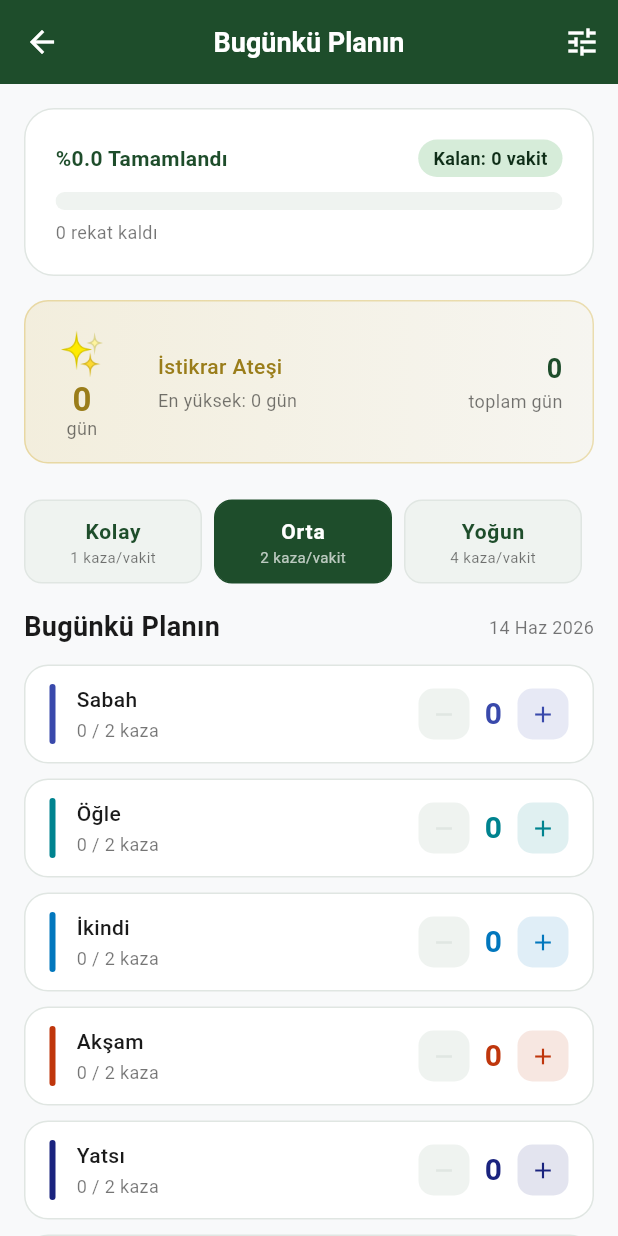
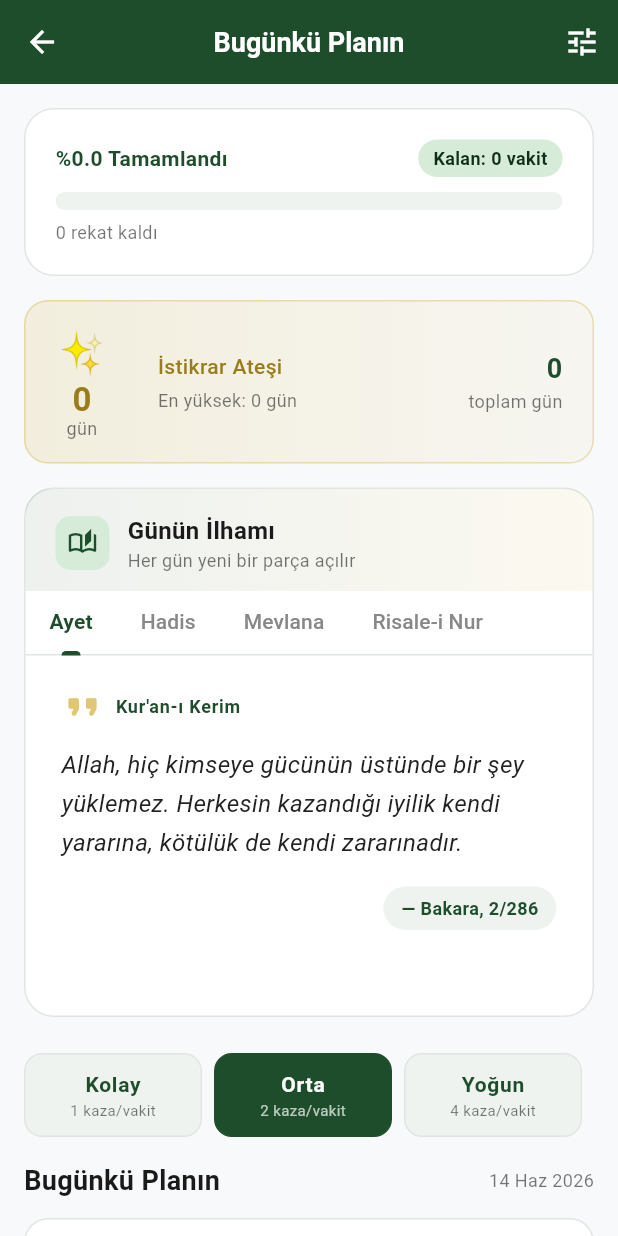
Before and after one commit to furkanaltugipek/Kaza-Takip, a Flutter app: the _LoadedDashboard screen opened directly with empty values, on a phone screen of 412 x 824 dp. Run offline on Flutter 3.47's test engine with Material 3 defaults, Android fonts, the phone set to English and light mode, and no system bars; our stand-ins replace adhan, cloud_firestore, equatable, firebase_core, flutter_bloc, flutter_local_notifications and 7 more; accounts and stored records are empty; Roboto replaces fonts that are missing (Poppins).

Commit message:
feat(dashboard): Günün İlhamı kartı — Ayet/Hadis/Mevlana/Risale
- spiritual_content.dart: 4 kategoride toplam 60 parça yerel veri
- daily_seed.dart: gün-of-year tabanlı deterministik seçici, her kategoride
  farklı offset → kullanıcı 4 ayrı tema okumuş hisseder
- daily_inspiration_card.dart: TabBar + TabBarView, kaydırılabilir tab'lar,
  italik literary quote layout, kaynak rozeti
- Dashboard'da StreakCard altına yerleştirildi

```diff
--- /dev/null
+++ b/lib/core/data/spiritual_content.dart
@@ -0,0 +1,356 @@
+/// %100 yerel, ücretsiz, ağ gerektirmeyen günlük manevi içerik veritabanı.
+///
+/// 4 kategori: Ayet, Hadis, Mevlana, Risale-i Nur.
+/// Günün indeksi = `DateTime.now()` üzerinden hesaplanır → her takvim günü
+/// her kategoriden ayrı bir parça otomatik açılır.
+library;
+
+/// Tek bir manevi içerik parçası.
+class SpiritualPiece {
+  /// Ana metin (Türkçe meal/açıklama).
+  final String text;
+
+  /// Kaynak / referans (örn. "Bakara, 286" veya "Sahih Buhari, 1").
+  final String source;
+
+  const SpiritualPiece({required this.text, required this.source});
+}
+
+/// İçerik kategorileri.
+enum SpiritualCategory {
+  ayet('Ayet', 'Kur\'an-ı Kerim'),
+  hadis('Hadis', 'Hadis-i Şerifler'),
+  mevlana('Mevlana', 'Mesnevi & Divan-ı Kebir'),
+  risale('Risale-i Nur', 'Bediüzzaman Said Nursi');
+
+  final String title;
+  final String subtitle;
+  const SpiritualCategory(this.title, this.subtitle);
+}
+
+/// Tüm içerik. Her kategori bağımsız — biri kısalırsa diğerleri etkilenmez.
+class SpiritualContent {
+  SpiritualContent._();
+
+  static const List<SpiritualPiece> ayetler = [
+    SpiritualPiece(
+      text:
+          'Allah, hiç kimseye gücünün üstünde bir şey yüklemez. Herkesin kazandığı iyilik kendi yararına, kötülük de kendi zararınadır.',
+      source: 'Bakara, 2/286',
+    ),
+    SpiritualPiece(
+      text:
+          'Şüphesiz namaz, hayasızlıktan ve kötülükten alıkoyar. Allah\'ı anmak, elbette en büyük (ibadet)tir.',
+      source: 'Ankebut, 29/45',
+    ),
+    SpiritualPiece(
+      text:
+          'Ey iman edenler! Sabır ve namazla Allah\'tan yardım isteyin. Şüphe yok ki, Allah sabredenlerle beraberdir.',
+      source: 'Bakara, 2/153',
+    ),
+    SpiritualPiece(
+      text:
+          'O\'nun rahmetinden ümit kesmeyin. Şüphesiz Allah, bütün günahları bağışlar. Çünkü O, çok bağışlayandır, çok merhamet edendir.',
+      source: 'Zümer, 39/53',
+    ),
+    SpiritualPiece(
+      text:
+          'Beni anın, ben de sizi anayım. Bana şükredin, sakın nankörlük etmeyin.',
+      source: 'Bakara, 2/152',
+    ),
+    SpiritualPiece(
+      text:
+          'Kim Allah\'a karşı gelmekten sakınırsa, Allah ona bir çıkış yolu açar. Onu beklemediği yerden rızıklandırır.',
+      source: 'Talak, 65/2-3',
+    ),
+    SpiritualPiece(
+      text:
+          'Şüphesiz güçlükle beraber bir kolaylık vardır. Gerçekten, güçlükle beraber bir kolaylık vardır.',
+      source: 'İnşirah, 94/5-6',
+    ),
+    SpiritualPiece(
+      text:
+          'Andolsun, biz insanı en güzel biçimde yarattık.',
+      source: 'Tin, 95/4',
+    ),
+    SpiritualPiece(
+      text:
+          'Onlar, inananlar ve kalpleri Allah\'ı anmakla huzura kavuşanlardır. Biliniz ki, kalpler ancak Allah\'ı anmakla huzur bulur.',
+      source: 'Rad, 13/28',
+    ),
+    SpiritualPiece(
+      text:
+          'Kim bir iyilik yaparsa, ona on katı vardır. Kim de bir kötülük yaparsa, o da sadece bir misli ile cezalandırılır.',
+      source: 'En\'am, 6/160',
+    ),
+    SpiritualPiece(
+      text:
+          'Rabbiniz şöyle dedi: Bana dua edin, duanıza karşılık vereyim.',
+      source: 'Mü\'min, 40/60',
+    ),
+    SpiritualPiece(
+      text:
+          'Allah\'a tevekkül et. Vekil olarak Allah yeter.',
+      source: 'Ahzab, 33/3',
+    ),
+    SpiritualPiece(
+      text:
+          'Sevdiğiniz şeylerden Allah yolunda harcamadıkça iyiliğe asla erişemezsiniz.',
+      source: 'Al-i İmran, 3/92',
+    ),
+    SpiritualPiece(
+      text:
+          'Allah, kullarına çok lütufkârdır. Dilediğini rızıklandırır. O, güçlüdür, mutlak galiptir.',
+      source: 'Şura, 42/19',
+    ),
+    SpiritualPiece(
+      text:
+          'Şüphesiz Allah, adaleti, iyilik yapmayı, yakınlara yardım etmeyi emreder; hayasızlığı, fenalığı ve azgınlığı yasaklar.',
+      source: 'Nahl, 16/90',
+    ),
+  ];
+
+  static const List<SpiritualPiece> hadisler = [
+    SpiritualPiece(
+      text:
+          'Ameller niyetlere göredir. Herkes için ancak niyet ettiği şey vardır.',
+      source: 'Buhari, Bedü\'l-vahy 1',
+    ),
+    SpiritualPiece(
+      text:
+          'Sizden biriniz, kendisi için istediğini kardeşi için de istemedikçe (gerçek anlamda) iman etmiş olmaz.',
+      source: 'Buhari, İman 7',
+    ),
+    SpiritualPiece(
+      text:
+          'Müslüman, dilinden ve elinden diğer Müslümanların güvende olduğu kimsedir.',
+      source: 'Buhari, İman 4',
+    ),
+    SpiritualPiece(
+      text:
+          'Kolaylaştırın, zorlaştırmayın; müjdeleyin, nefret ettirmeyin.',
+      source: 'Buhari, İlim 11',
+    ),
+    SpiritualPiece(
+      text:
+          'Allah\'ım! Faydasız ilimden, korkmayan kalpten, doymayan nefisten ve kabul olunmayan duadan sana sığınırım.',
+      source: 'Müslim, Zikir 73',
+    ),
+    SpiritualPiece(
+      text:
+          'Güzel ahlak, iyiliktir. Günah ise içinde sıkıntı duyduğun ve insanların muttali olmasından hoşlanmadığın şeydir.',
+      source: 'Müslim, Birr 14',
+    ),
+    SpiritualPiece(
+      text:
+          'İnsanlara merhamet etmeyene Allah da merhamet etmez.',
+      source: 'Buhari, Edeb 18',
+    ),
+    SpiritualPiece(
+      text:
+          'Büyük günahların en büyüğü: Allah\'a şirk koşmak, ana-babaya isyan, haksız yere adam öldürmek ve yalan şahitlikte bulunmaktır.',
+      source: 'Buhari, Edeb 6',
+    ),
+    SpiritualPiece(
+      text:
+          'Beş şey gelmeden önce beş şeyin kıymetini bil: İhtiyarlıktan önce gençliğin, hastalıktan önce sağlığın, fakirlikten önce zenginliğin, meşguliyetten önce boş vaktinin, ölümden önce hayatın.',
+      source: 'Hakim, Müstedrek',
+    ),
+    SpiritualPiece(
+      text:
+          'Tebessüm etmen kardeşin için sadakadır.',
+      source: 'Tirmizi, Birr 36',
+    ),
+    SpiritualPiece(
+      text:
+          'Komşusu açken tok yatan bizden değildir.',
+      source: 'Hakim, Müstedrek',
+    ),
+    SpiritualPiece(
+      text:
+          'Hayrı söyleyen, hayrı yapan gibidir.',
+      source: 'Tirmizi, İlim 14',
+    ),
+    SpiritualPiece(
+      text:
+          'En hayırlınız, hanımına en iyi davranandır.',
+      source: 'Tirmizi, Menakıb 63',
+    ),
+    SpiritualPiece(
+      text:
+          'Allah temizdir, temizliği sever; naziftir, nezafeti sever; kerimdir, kerameti sever; cömerttir, cömertliği sever.',
+      source: 'Tirmizi, Edeb 41',
+    ),
+    SpiritualPiece(
+      text:
+          'Yumuşaklık nerede bulunursa orayı süsler, nereden çıkarılırsa orayı çirkinleştirir.',
+      source: 'Müslim, Birr 78',
+    ),
+  ];
+
+  static const List<SpiritualPiece> mevlana = [
+    SpiritualPiece(
+      text:
+          'Ne olursan ol gel. İster kâfir, ister Mecusi, ister puta tapan ol; yine gel. Bizim dergâhımız ümitsizlik dergâhı değildir.',
+      source: 'Divan-ı Kebir',
+    ),
+    SpiritualPiece(
+      text:
+          'Aynı dili konuşanlar değil, aynı duyguları paylaşanlar anlaşabilir.',
+      source: 'Mesnevi I',
+    ),
+    SpiritualPiece(
+      text:
+          'Sevgide güneş gibi ol, dostluk ve kardeşlikte akarsu gibi ol. Hataları örtmede gece gibi ol. Tevazuda toprak gibi ol. Öfkede ölü gibi ol. Her ne olursan ol, ya olduğun gibi görün, ya göründüğün gibi ol.',
+      source: 'Divan-ı Kebir',
+    ),
+    SpiritualPiece(
+      text:
+          'Dün dünde kaldı cancağızım, bugün yeni şeyler söylemek lazım.',
+      source: 'Divan-ı Kebir',
+    ),
+    SpiritualPiece(
+      text:
+          'Susmak, en güzel cevaptır. Çünkü cevap verdikçe, anlaşılır olmayanı anlatmaya çalışmış olursun.',
+      source: 'Mesnevi V',
+    ),
+    SpiritualPiece(
+      text:
+          'Tohum gibiydim, filizlendim. Çiçek oldum, soldum. Toprağa düştüm, yine tohum oldum. Allah\'a giden yol, yok olmaktan geçer.',
+      source: 'Mesnevi III',
+    ),
+    SpiritualPiece(
+      text:
+          'Hamdım, piştim, yandım.',
+      source: 'Divan-ı Kebir',
+    ),
+    SpiritualPiece(
+      text:
+          'Karanlığa küfretmektense bir mum yakmak daha iyidir.',
+      source: 'Mesnevi VI',
+    ),
+    SpiritualPiece(
+      text:
+          'Pergel gibiyim, bir ayağımla şeriat üzerinde sağlamca dururken, diğer ayağımla yetmiş iki milleti dolaşırım.',
+      source: 'Divan-ı Kebir',
+    ),
+    SpiritualPiece(
+      text:
+          'Sen gönlü bir kez kırarsan, artık secde edilmiş olsa da makbul değildir o gönül.',
+      source: 'Mesnevi II',
+    ),
+    SpiritualPiece(
+      text:
+          'Sabır, kurtuluşun anahtarıdır.',
+      source: 'Mesnevi I',
+    ),
+    SpiritualPiece(
+      text:
+          'Aşk, iki kişiliktir. Yalnız başına yapılan iş zikirdir; aşk, ikiliği gerektirir.',
+      source: 'Divan-ı Kebir',
+    ),
+    SpiritualPiece(
+      text:
+          'İnsan gözdür, gerisi deridir. Göz de ancak dostu görene denir.',
+      source: 'Mesnevi I',
+    ),
+    SpiritualPiece(
+      text:
+          'Bir mum diğer bir mumu tutuşturmakla ışığından bir şey kaybetmez.',
+      source: 'Mesnevi I',
+    ),
+    SpiritualPiece(
+      text:
+          'Aklın varsa, bir başka akılla dost ol da işlerini danışarak yap.',
+      source: 'Mesnevi IV',
+    ),
+  ];
+
+  static const List<SpiritualPiece> risale = [
+    SpiritualPiece(
+      text:
+          'Hayatın lezzetini ve zevkini isterseniz, hayatınızı iman ile hayatlandırınız ve feraizle ziynetlendiriniz ve günahlardan çekinmekle muhafaza ediniz.',
+      source: 'Sözler, 23. Söz',
+    ),
+    SpiritualPiece(
+      text:
+          'Ey nefis! Az bir ömürde hadsiz bir amel-i uhrevi istersen ve her bir dakika-i ömrünü bir ömür kadar faideli görmek istersen; ihlâsı kazan.',
+      source: 'Lem\'alar, 21. Lem\'a',
+    ),
+    SpiritualPiece(
+      text:
+          'Cenab-ı Hak, her şeyi bir mizan-ı mahsus ile yarattığı gibi; her şeyin de bir nihayeti, bir gayesi vardır.',
+      source: 'Mektubat, 20. Mektup',
+    ),
+    SpiritualPiece(
+      text:
+          'Musibetlerin tenevvüü, musibet değil; belki menfaattir, lezzettir.',
+      source: 'Lem\'alar, 2. Lem\'a',
+    ),
+    SpiritualPiece(
+      text:
+          'İman hem nurdur, hem kuvvettir. Evet, hakiki imanı elde eden adam, kâinata meydan okuyabilir.',
+      source: 'Sözler, 23. Söz',
+    ),
+    SpiritualPiece(
+      text:
+          'Bir adamın kıymeti himmeti nispetindedir. Kimin himmeti milleti ise, o kimse tek başıyla küçük bir millettir.',
+      source: 'Hutbe-i Şamiye',
+    ),
+    SpiritualPiece(
+      text:
+          'Dünya hayatını ahiret hayatına ve kemâlât-ı uhreviyesine tercih edenler, ehl-i dalalettir.',
+      source: 'Mektubat, 6. Mektup',
+    ),
+    SpiritualPiece(
+      text:
+          'Ümidvar olunuz; şu istikbal inkılâbı içinde en yüksek gür sada, İslâm\'ın sadası olacaktır!',
+      source: 'Tarihçe-i Hayat',
+    ),
+    SpiritualPiece(
+      text:
+          'Şu dünya hayatı bir misafirhanedir. Misafirhanenin sahibi, çok kerimdir.',
+      source: 'Sözler, 17. Söz',
+    ),
+    SpiritualPiece(
+      text:
+          'Tevekkül, esbabı bütün bütün reddetmek değildir. Belki esbabı dest-i kudretin perdesi bilip riayet ederek, esbaba teşebbüs ise bir nevi dua-i fiilî telakki ederek müsebbebatı yalnız Cenab-ı Hak\'tan istemektir.',
+      source: 'Sözler, 23. Söz',
+    ),
+    SpiritualPiece(
+      text:
+          'Madem her şey elimizden çıkacak, fani olup kaybolacak; nasıl bâkîleştiririz? deseniz; cevaben derler ki: O fâni şeyleri bâkî bir Zat\'ın yoluna sarf etseniz, bekâ bulur.',
+      source: 'Mektubat, 17. Mektup',
+    ),
+    SpiritualPiece(
+      text:
+          'En bahtiyar odur ki: Dünya için ahireti unutmaz, ahiretini dünyaya feda etmez, hayat-ı ebediyesini hayat-ı dünyeviye için bozmaz.',
+      source: 'Mektubat, 23. Mektup',
+    ),
+    SpiritualPiece(
+      text:
+          'İnsan, kainatın en mükemmel meyvesi ve Halık-ı Kâinatın en sevgili mahluku ve mevcudatın en parlak mucizesidir.',
+      source: 'Şualar, 11. Şua',
+    ),
+    SpiritualPiece(
+      text:
+          'Kalbden maksat, sanevberî bir parça et değildir. Belki bir latife-i Rabbaniyedir ki, mazhar-ı hissiyatı vicdan, ma\'kes-i efkârı dimağdır.',
+      source: 'İşaratü\'l-İ\'caz',
+    ),
+    SpiritualPiece(
+      text:
+          'Güzel gören güzel düşünür. Güzel düşünen hayatından lezzet alır.',
+      source: 'Mektubat, Hakikat Çekirdekleri',
+    ),
+  ];
+
+  /// Kategorinin tüm parçaları.
+  static List<SpiritualPiece> forCategory(SpiritualCategory c) {
+    return switch (c) {
+      SpiritualCategory.ayet => ayetler,
+      SpiritualCategory.hadis => hadisler,
+      SpiritualCategory.mevlana => mevlana,
+      SpiritualCategory.risale => risale,
+    };
+  }
+}
--- /dev/null
+++ b/lib/core/utils/daily_seed.dart
@@ -0,0 +1,40 @@
+import 'package:kaza_takip/core/data/spiritual_content.dart';
+
+/// Günün takvim indeksinden deterministik içerik seçici.
+///
+/// Aynı gün için her zaman aynı parçayı döner; gece yarısı bir sonraki
+/// güne geçildiğinde her kategoride yeni bir parça açılır. Tamamen yereldir.
+class DailySeed {
+  DailySeed._();
+
+  /// 1 Ocak'tan itibaren gün sayısı (1-366).
+  static int dayOfYear([DateTime? now]) {
+    final d = now ?? DateTime.now();
+    final start = DateTime(d.year, 1, 1);
+    return d.difference(start).inDays + 1;
+  }
+
+  /// Her kategoride farklı offset kullanarak parçaların aynı anda dönmesini
+  /// engelliyoruz — kullanıcı 4 farklı tema okumuş hissetsin.
+  static SpiritualPiece pieceOf(SpiritualCategory c, [DateTime? now]) {
+    final list = SpiritualContent.forCategory(c);
+    if (list.isEmpty) {
+      return const SpiritualPiece(text: '', source: '');
+    }
+    final day = dayOfYear(now);
+    final offset = switch (c) {
+      SpiritualCategory.ayet => 0,
+      SpiritualCategory.hadis => 3,
+      SpiritualCategory.mevlana => 7,
+      SpiritualCategory.risale => 11,
+    };
+    return list[(day + offset) % list.length];
+  }
+
+  /// Tüm kategoriler için günün parçaları.
+  static Map<SpiritualCategory, SpiritualPiece> dailySet([DateTime? now]) {
+    return {
+      for (final c in SpiritualCategory.values) c: pieceOf(c, now),
+    };
+  }
+}
--- a/lib/presentation/pages/dashboard/dashboard_v2_page.dart
+++ b/lib/presentation/pages/dashboard/dashboard_v2_page.dart
@@ -9,6 +9,7 @@ import 'package:kaza_takip/presentation/blocs/kaza/kaza_bloc.dart';
 import 'package:kaza_takip/presentation/pages/wizard/wizard_page.dart';
 import 'package:kaza_takip/presentation/widgets/common/kaza_progress_bar.dart';
 import 'package:kaza_takip/presentation/widgets/common/streak_card.dart';
+import 'package:kaza_takip/presentation/widgets/daily_inspiration_card.dart';
 import 'package:kaza_takip/presentation/widgets/daily_prayer_tile.dart';
 
 /// Bugünkü Plan — ana dashboard ekranı.
@@ -207,6 +208,10 @@ class _LoadedDashboardState extends State<_LoadedDashboard>
                 longestStreak: metrics.longestStreak,
                 totalCompleted: metrics.totalCompletedCount,
               ),
+              const SizedBox(height: 16),
+
+              // Günün İlhamı — Ayet / Hadis / Mevlana / Risale-i Nur
+              const DailyInspirationCard(),
               const SizedBox(height: 24),
 
               // Mod seçici
--- /dev/null
+++ b/lib/presentation/widgets/daily_inspiration_card.dart
@@ -0,0 +1,196 @@
+import 'package:flutter/material.dart';
+import 'package:kaza_takip/core/data/spiritual_content.dart';
+import 'package:kaza_takip/core/theme/app_colors.dart';
+import 'package:kaza_takip/core/theme/app_text_styles.dart';
+import 'package:kaza_takip/core/utils/daily_seed.dart';
+
+/// Günlük manevi okuma kartı.
+///
+/// 4 kategori (Ayet / Hadis / Mevlana / Risale-i Nur) arasında
+/// kaydırarak veya sekmeye dokunarak geçilebilir. Tüm içerik %100 yereldir;
+/// gün değiştikçe `DailySeed` ile her kategoriden yeni bir parça açılır.
+class DailyInspirationCard extends StatefulWidget {
+  const DailyInspirationCard({super.key});
+
+  @override
+  State<DailyInspirationCard> createState() => _DailyInspirationCardState();
+}
+
+class _DailyInspirationCardState extends State<DailyInspirationCard>
+    with SingleTickerProviderStateMixin {
+  late final TabController _tab =
+      TabController(length: SpiritualCategory.values.length, vsync: this);
+
+  late final Map<SpiritualCategory, SpiritualPiece> _today =
+      DailySeed.dailySet();
+
+  @override
+  void dispose() {
+    _tab.dispose();
+    super.dispose();
+  }
+
+  @override
+  Widget build(BuildContext context) {
+    return Container(
+      decoration: BoxDecoration(
+        color: AppColors.surface,
+        borderRadius: BorderRadius.circular(20),
+        border: Border.all(color: AppColors.divider),
+      ),
+      clipBehavior: Clip.antiAlias,
+      child: Column(
+        crossAxisAlignment: CrossAxisAlignment.start,
+        children: [
+          _Header(),
+          TabBar(
+            controller: _tab,
+            isScrollable: true,
+            tabAlignment: TabAlignment.start,
+            indicatorColor: AppColors.primary,
+            indicatorWeight: 3,
+            indicatorPadding: const EdgeInsets.symmetric(horizontal: 8),
+            labelColor: AppColors.primary,
+            unselectedLabelColor: const Color(0xFF888888),
+            labelStyle: AppTextStyles.titleMedium
+                .copyWith(fontWeight: FontWeight.w700),
+            unselectedLabelStyle: AppTextStyles.titleMedium,
+            dividerColor: AppColors.divider,
+            tabs: [
+              for (final c in SpiritualCategory.values)
+                Tab(text: c.title, height: 40),
+            ],
+          ),
+          SizedBox(
+            height: 240,
+            child: TabBarView(
+              controller: _tab,
+              children: [
+                for (final c in SpiritualCategory.values)
+                  _PieceView(category: c, piece: _today[c]!),
+              ],
+            ),
+          ),
+        ],
+      ),
+    );
+  }
+}
+
+class _Header extends StatelessWidget {
+  @override
+  Widget build(BuildContext context) {
+    return Container(
+      width: double.infinity,
+      padding: const EdgeInsets.fromLTRB(20, 16, 20, 12),
+      decoration: BoxDecoration(
+        gradient: LinearGradient(
+          colors: [
+            AppColors.primary.withOpacity(0.08),
+            AppColors.secondary.withOpacity(0.08),
+          ],
+        ),
+      ),
+      child: Row(
+        children: [
+          Container(
+            width: 36,
+            height: 36,
+            decoration: BoxDecoration(
+              color: AppColors.primaryContainer,
+              borderRadius: BorderRadius.circular(10),
+            ),
+            child: const Icon(
+              Icons.auto_stories_outlined,
+              size: 20,
+              color: AppColors.primary,
+            ),
+          ),
+          const SizedBox(width: 12),
+          Expanded(
+            child: Column(
+              crossAxisAlignment: CrossAxisAlignment.start,
+              children: [
+                Text('Günün İlhamı', style: AppTextStyles.titleLarge),
+                Text(
+                  'Her gün yeni bir parça açılır',
+                  style: AppTextStyles.bodySmall,
+                ),
+              ],
+            ),
+          ),
+        ],
+      ),
+    );
+  }
+}
+
+class _PieceView extends StatelessWidget {
+  final SpiritualCategory category;
+  final SpiritualPiece piece;
+
+  const _PieceView({required this.category, required this.piece});
+
+  @override
+  Widget build(BuildContext context) {
+    return SingleChildScrollView(
+      padding: const EdgeInsets.fromLTRB(24, 20, 24, 20),
+      child: Column(
+        crossAxisAlignment: CrossAxisAlignment.start,
+        children: [
+          Row(
+            children: [
+              Icon(
+                Icons.format_quote_rounded,
+                size: 28,
+                color: AppColors.secondary.withOpacity(0.7),
+              ),
+              const SizedBox(width: 8),
+              Expanded(
+                child: Text(
+                  category.subtitle,
+                  style: AppTextStyles.bodySmall.copyWith(
+                    color: AppColors.primary,
+                    fontWeight: FontWeight.w600,
+                    letterSpacing: 0.5,
+                  ),
+                ),
+              ),
+            ],
+          ),
+          const SizedBox(height: 12),
+          Text(
+            piece.text,
+            style: AppTextStyles.bodyLarge.copyWith(
+              fontSize: 16,
+              height: 1.6,
+              fontStyle: FontStyle.italic,
+              color: const Color(0xFF222222),
+            ),
+          ),
+          const SizedBox(height: 16),
+          Row(
+            mainAxisAlignment: MainAxisAlignment.end,
+            children: [
+              Container(
+                padding:
+                    const EdgeInsets.symmetric(horizontal: 12, vertical: 6),
+                decoration: BoxDecoration(
+                  color: AppColors.surfaceVariant,
+                  borderRadius: BorderRadius.circular(20),
+                ),
+                child: Text(
+                  '— ${piece.source}',
+                  style: AppTextStyles.bodySmall.copyWith(
+                    color: AppColors.primary,
+                    fontWeight: FontWeight.w600,
+                  ),
+                ),
+              ),
+            ],
+          ),
+        ],
+      ),
+    );
+  }
+}
```
